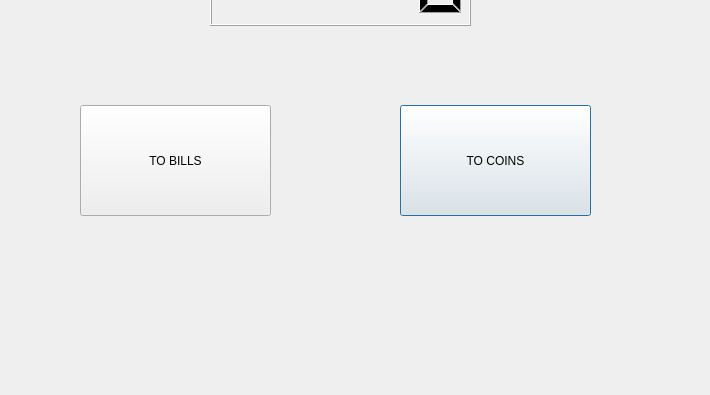
Old version of the form main.ui in the repository cavinpabua/Money-Changer-Machine; both pictures show x 190 to 900 and y 155 to 550 of the 900 by 550 pixel window.
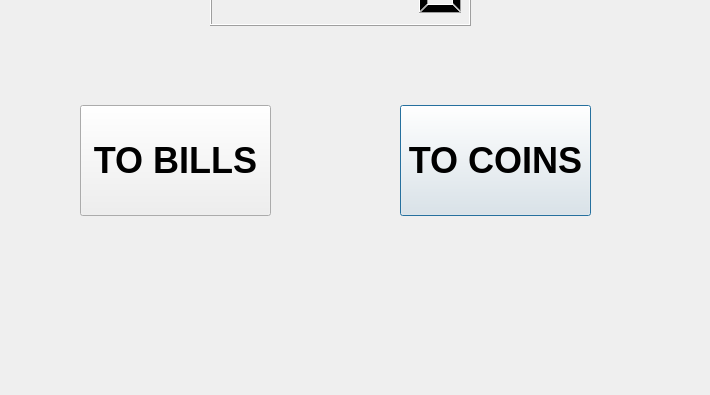
New version of the form.

Commit message: bigger font size

```diff
--- a/main.ui
+++ b/main.ui
@@ -32,6 +32,12 @@
      <height>111</height>
     </rect>
    </property>
+   <property name="font">
+    <font>
+     <pointsize>27</pointsize>
+     <bold>true</bold>
+    </font>
+   </property>
    <property name="text">
     <string>TO COINS</string>
    </property>
@@ -45,6 +51,12 @@
      <height>111</height>
     </rect>
    </property>
+   <property name="font">
+    <font>
+     <pointsize>27</pointsize>
+     <bold>true</bold>
+    </font>
+   </property>
    <property name="text">
     <string>TO BILLS</string>
    </property>
```
The commit also changes 2 other files.
